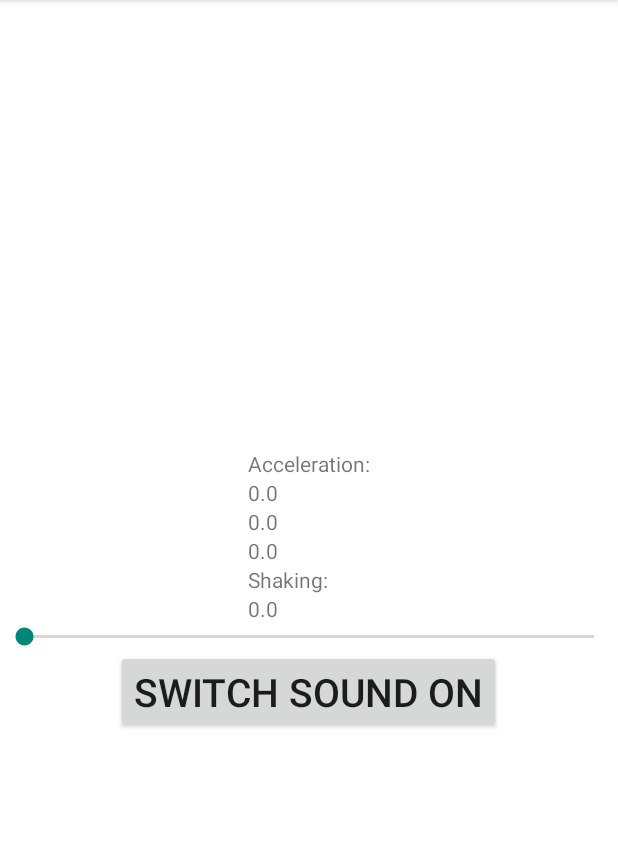
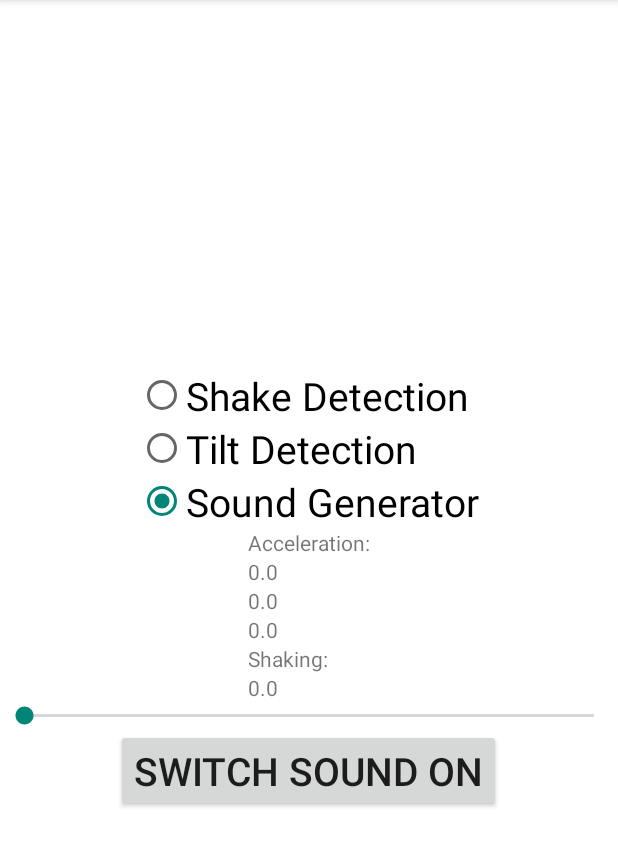
Before and after one commit to invert14/MotionSound, an Android app: the screen it shows after launch (MainActivity), in the options menu, after a tap on "Settings", on a phone screen of 412 x 824 dp, the part 84-951 px from its top. Run offline under Robolectric (Android 15) with nearby library versions, the phone set to English and light mode, and no system bars.

Commit message:
New version - 3 in 1
- previous versions combined
- added real-life sounds

```diff
--- a/app/src/main/java/pl/gda/pg/eti/motion/sound/MainActivity.java
+++ b/app/src/main/java/pl/gda/pg/eti/motion/sound/MainActivity.java
@@ -5,17 +5,19 @@ import android.hardware.Sensor;
 import android.hardware.SensorEvent;
 import android.hardware.SensorEventListener;
 import android.hardware.SensorManager;
+import android.media.MediaPlayer;
 import android.os.Bundle;
 import android.support.v7.app.ActionBarActivity;
 import android.view.Menu;
 import android.view.MenuItem;
 import android.view.View;
 import android.widget.Button;
+import android.widget.RadioButton;
 import android.widget.SeekBar;
 import android.widget.TextView;
 import android.widget.Toast;
 
-import pl.gda.pg.eti.motion.sound.shakedetector.ShakeDetectActivity;
+import pl.gda.pg.eti.motion.sound.shakedetector.ShakeDectector;
 import pl.gda.pg.eti.motion.sound.shakedetector.ShakeDetectActivityListener;
 import pl.gda.pg.eti.motion.sound.soundgenerator.AudioDevice;
 
@@ -23,7 +25,7 @@ public class MainActivity extends ActionBarActivity implements SensorEventListen
 
     private float lastX, lastY, lastZ;
 
-    private ShakeDetectActivity shakeDetectActivity;
+    private ShakeDectector shakeDectector;
     private SensorManager sensorManager;
     private Sensor accelerometer;
 
@@ -31,7 +33,7 @@ public class MainActivity extends ActionBarActivity implements SensorEventListen
     private float deltaY = 0;
     private float deltaZ = 0;
 
-    private final float NOISE_THRESHOLD = 1;
+    private final float NOISE_THRESHOLD = 0.1f;
 
     private TextView currentX, currentY, currentZ, currentShaking;
     private Button soundButton;
@@ -40,8 +42,12 @@ public class MainActivity extends ActionBarActivity implements SensorEventListen
     private AudioDevice audioDevice;
 
     private float soundFrequency = 440;
-    private Thread soundThread;
-    private boolean shouldSound = false;
+    private float tiltSoundFrequency = 440;
+    private boolean shakeSound = false;
+    private boolean tiltSound = false;
+    private boolean accSound = false;
+    private boolean whipSound = false;
+    private boolean laserSound = false;
     private float shakeCoeff;
     private float angle = 0;
     private float increment;
@@ -55,11 +61,11 @@ public class MainActivity extends ActionBarActivity implements SensorEventListen
         getSensor();
         audioDevice = new AudioDevice();
         increment = (float) (2 * Math.PI) * soundFrequency / audioDevice.getSampleRate();
-        shakeDetectActivity = new ShakeDetectActivity(this);
-        shakeDetectActivity.addListener(new ShakeDetectActivityListener() {
+        shakeDectector = new ShakeDectector(this);
+        shakeDectector.addListener(new ShakeDetectActivityListener() {
             @Override
             public void shakeDetected() {
-                shakeCoeff = shakeDetectActivity.getLastShakeValue();
+                shakeCoeff = shakeDectector.getLastShakeValue();
                 updateShakingTextView(shakeCoeff);
             }
         });
@@ -90,7 +96,7 @@ public class MainActivity extends ActionBarActivity implements SensorEventListen
             @Override
             public void onStopTrackingTouch(SeekBar seekBar) {
                 //Toast.makeText(getApplicationContext(), "" + seekBar.getProgress(), Toast.LENGTH_SHORT).show();
-                shakeDetectActivity.setSensitivity(seekBar.getProgress());
+                shakeDectector.setSensitivity(seekBar.getProgress());
             }
         });
     }
@@ -98,21 +104,23 @@ public class MainActivity extends ActionBarActivity implements SensorEventListen
     protected void onResume() {
         super.onResume();
         sensorManager.registerListener(this, accelerometer, SensorManager.SENSOR_DELAY_NORMAL);
-        shakeDetectActivity.onResume();
+        shakeDectector.onResume();
     }
 
     protected void onPause() {
         super.onPause();
         sensorManager.unregisterListener(this);
-        shakeDetectActivity.onPause();
-        shouldSound = false;
+        shakeDectector.onPause();
+        shakeSound = false;
+        tiltSound = false;
+        accSound = false;
     }
 
     private void getSensor() {
         sensorManager = (SensorManager) getSystemService(Context.SENSOR_SERVICE);
         if (sensorManager.getDefaultSensor(Sensor.TYPE_ACCELEROMETER) != null) {
             accelerometer = sensorManager.getDefaultSensor(Sensor.TYPE_ACCELEROMETER);
-            sensorManager.registerListener(this, accelerometer, SensorManager.SENSOR_DELAY_FASTEST);
+            sensorManager.registerListener(this, accelerometer, SensorManager.SENSOR_DELAY_NORMAL);
         } else {
             Toast failToast = Toast.makeText(getApplicationContext(), "Accelerometer not found :(", 2000);
             failToast.show();
@@ -139,19 +147,19 @@ public class MainActivity extends ActionBarActivity implements SensorEventListen
         return super.onOptionsItemSelected(item);
     }
 
-    public void toggleSound(View view) throws InterruptedException {
+    public void activateShakeDetectorSound(){
 
-        if (!shouldSound) {
-            shouldSound = true;
-            soundButton.setText("Switch sound OFF");
+        if (!shakeSound) {
+            shakeSound = true;
+            tiltSound = false;
+            accSound = false;
+//            soundButton.setText("Switch sound OFF");
 
-            //SoundGenerator...
-
-            soundThread =  new Thread(new Runnable() {
+            Thread shakeSoundThread =  new Thread(new Runnable() {
                 @Override
                 public void run() {
 
-                    while(shouldSound) {
+                    while(shakeSound) {
                         float samples[] = new float[audioDevice.getBufferSize()];
 
                         for (int i = 0; i < samples.length; i++) {
@@ -173,16 +181,81 @@ public class MainActivity extends ActionBarActivity implements SensorEventListen
                     }
                 }
             });
-            soundThread.start();
+            shakeSoundThread.start();
 
         }
         else {
             soundButton.setText("Switch sound ON");
-            shouldSound = false;
+            shakeSound = false;
         }
+    }
 
+    public void activateTiltSound(){
 
+        if (!tiltSound) {
+            tiltSound = true;
+            shakeSound = false;
+            accSound = false;
+            Toast toast = Toast.makeText(getApplicationContext(), "You should hear a sound", 1500);
+            toast.show();
 
+            Thread tiltSoundThread =  new Thread(new Runnable() {
+                @Override
+                public void run() {
+
+                    while(tiltSound) {
+                        float increment = (float) (2 * Math.PI) * tiltSoundFrequency / audioDevice.getSampleRate(); // angular increment for each sample
+                        float angle = 0;
+                        float samples[] = new float[audioDevice.getBufferSize()];
+
+                        for (int i = 0; i < samples.length; i++) {
+                            samples[i] = (float) Math.sin(angle);
+                            angle += increment;
+                        }
+
+                        audioDevice.writeSamples(samples);
+                    }
+                }
+            });
+            tiltSoundThread.start();
+
+        }
+        else {
+            tiltSound = false;
+        }
+    }
+
+    public void activateAccSound(){
+
+        if (!accSound) {
+            accSound = true;
+            shakeSound = false;
+            tiltSound = false;
+            Toast toast = Toast.makeText(getApplicationContext(), "You should hear a sound", 1500);
+            toast.show();
+
+            Thread accSoundThread =  new Thread(new Runnable() {
+                @Override
+                public void run() {
+
+                    while(accSound) {
+                        if (whipSound) {
+                            whipSound = false;
+                            MediaPlayer.create(getApplicationContext(), R.raw.slap21).start();
+                        }
+                        if (laserSound) {
+                            laserSound = false;
+                            MediaPlayer.create(getApplicationContext(), R.raw.laser).start();
+                        }
+                    }
+                }
+            });
+            accSoundThread.start();
+
+        }
+        else {
+            accSound = false;
+        }
     }
 
     @Override
@@ -190,7 +263,7 @@ public class MainActivity extends ActionBarActivity implements SensorEventListen
         cleanValues();
         updateCurrentValues();
 
-//        soundFrequency += (int)(lastX * 10);
+        tiltSoundFrequency += (int)(lastX * 10);
 
         deltaX = Math.abs(lastX - sensorEvent.values[0]);
         deltaY = Math.abs(lastY - sensorEvent.values[1]);
@@ -203,9 +276,21 @@ public class MainActivity extends ActionBarActivity implements SensorEventListen
         if (deltaZ < NOISE_THRESHOLD)
             deltaZ = 0;
 
+        if (deltaZ > 20)
+            whipSound = true;
+
+        if (deltaX > 20)
+            laserSound = true;
+
         lastX = sensorEvent.values[0];
         lastY = sensorEvent.values[1];
         lastZ = sensorEvent.values[2];
+    }
+
+    private void printAccValues(float x, float y, float z) {
+        currentX.setText(Float.toString(x));
+        currentY.setText(Float.toString(y));
+        currentZ.setText(Float.toString(z));
     }
 
     private void updateCurrentValues() {
@@ -225,4 +310,28 @@ public class MainActivity extends ActionBarActivity implements SensorEventListen
 
     }
 
+    public void onRadioButtonClicked(View view) {
+        boolean checked = ((RadioButton) view).isChecked();
+
+        switch(view.getId()) {
+            case R.id.shakeDetectionRadioButton:
+                if (checked) {
+                    Toast.makeText(getApplicationContext(), "shake", Toast.LENGTH_SHORT).show();
+                    activateShakeDetectorSound();
+                }
+                break;
+            case R.id.tiltDetectionRadioButton:
+                if (checked) {
+                    Toast.makeText(getApplicationContext(), "tilt", Toast.LENGTH_SHORT).show();
+                    activateTiltSound();
+                }
+                break;
+            case R.id.soundGeneratorRadioButton:
+                if (checked) {
+                    Toast.makeText(getApplicationContext(), "sound", Toast.LENGTH_SHORT).show();
+                    activateAccSound();
+                }
+                break;
+        }
+    }
 }
--- a/app/src/main/java/pl/gda/pg/eti/motion/sound/shakedetector/ShakeDetectActivity.java
+++ b/app/src/main/java/pl/gda/pg/eti/motion/sound/shakedetector/ShakeDectector.java
@@ -20,18 +20,18 @@ import java.util.List;
  * @copyright 2013 JMB Technology Limited
  * @license Open Source; 3-clause BSD
  */
-public class ShakeDetectActivity implements SensorEventListener {
+public class ShakeDectector implements SensorEventListener {
 
     SensorManager sensorMgr;
     private float lastShakeValue = (float) 0.0;
 
-    public ShakeDetectActivity(Context context) {
+    public ShakeDectector(Context context) {
         sensorMgr = (SensorManager) context.getSystemService(Activity.SENSOR_SERVICE);
-        sensorMgr.registerListener(this,sensorMgr.getDefaultSensor(Sensor.TYPE_ACCELEROMETER),SensorManager.SENSOR_DELAY_GAME);
+        sensorMgr.registerListener(this,sensorMgr.getDefaultSensor(Sensor.TYPE_ACCELEROMETER),SensorManager.SENSOR_DELAY_FASTEST);
     }
 
     public void onResume() {
-        sensorMgr.registerListener(this,sensorMgr.getDefaultSensor(Sensor.TYPE_ACCELEROMETER),SensorManager.SENSOR_DELAY_GAME);
+        sensorMgr.registerListener(this,sensorMgr.getDefaultSensor(Sensor.TYPE_ACCELEROMETER),SensorManager.SENSOR_DELAY_FASTEST);
     }
 
     public void onPause() {
--- a/app/src/main/res/layout/activity_main.xml
+++ b/app/src/main/res/layout/activity_main.xml
@@ -6,6 +6,36 @@
     android:gravity="center"
     android:orientation="vertical"
     android:paddingTop="20dp" >
+
+    <RadioGroup
+        android:layout_width="wrap_content"
+        android:layout_height="wrap_content">
+
+        <RadioButton
+            android:id="@+id/shakeDetectionRadioButton"
+            android:layout_width="wrap_content"
+            android:layout_height="wrap_content"
+            android:text="Shake Detection"
+            android:textSize="26sp"
+            android:onClick="onRadioButtonClicked"/>
+
+        <RadioButton
+            android:id="@+id/tiltDetectionRadioButton"
+            android:layout_width="wrap_content"
+            android:layout_height="wrap_content"
+            android:text="Tilt Detection"
+            android:textSize="26sp"
+            android:onClick="onRadioButtonClicked"/>
+
+        <RadioButton
+            android:id="@+id/soundGeneratorRadioButton"
+            android:layout_width="wrap_content"
+            android:layout_height="wrap_content"
+            android:text="Sound Generator"
+            android:textSize="26sp"
+            android:onClick="onRadioButtonClicked"/>
+
+        </RadioGroup>
 
     <LinearLayout
         android:layout_width="wrap_content"
@@ -60,8 +90,7 @@
         android:layout_width="wrap_content"
         android:layout_height="wrap_content"
         android:text="Switch sound ON"
-        android:textSize="26sp"
-        android:onClick="toggleSound"/>
+        android:textSize="26sp"/>
 
 
 </LinearLayout>
```
Also changed, not shown: 2 other files.
